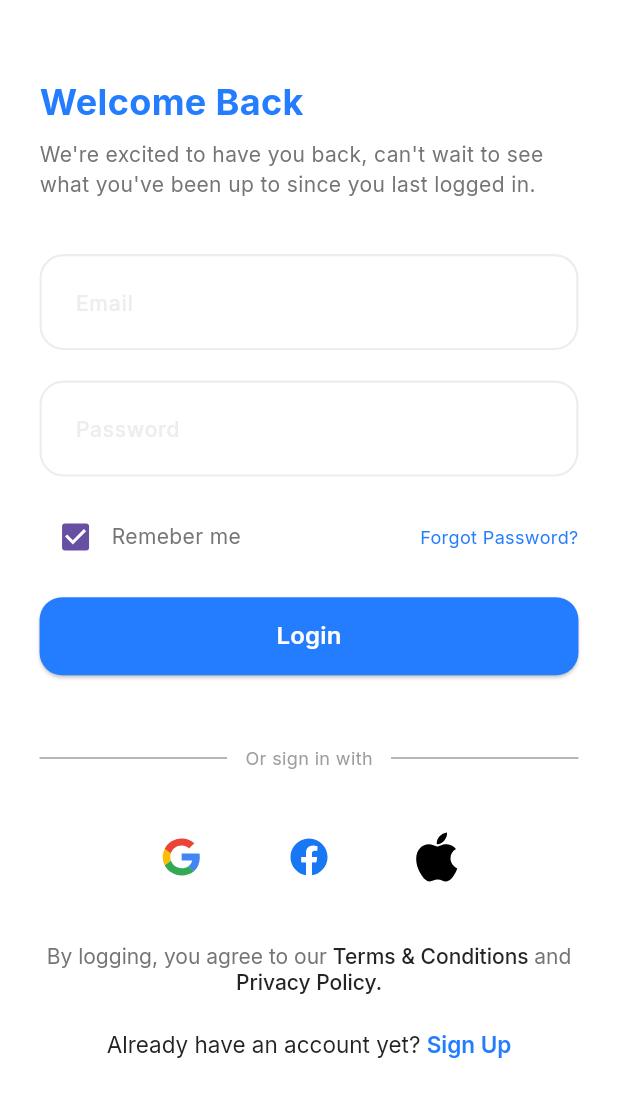
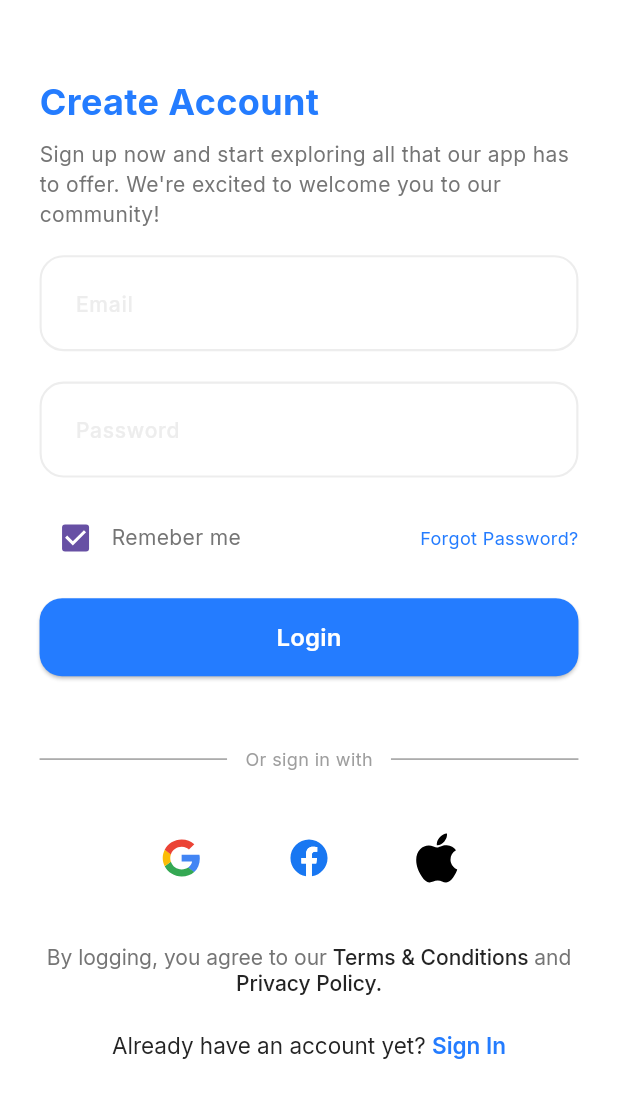
Before and after one commit to yousefali55/DocDocApp, a Flutter app: the LoginScreen screen opened by its route, after a tap on an icon or button, on a phone screen of 412 x 824 dp. Shown: the top 1098 px of the screen. Run offline on Flutter 3.47's test engine with Material 3 defaults, Android fonts, the phone set to English and light mode, and no system bars; our stand-ins replace flutter_screenutil, flutter_svg, google_fonts.

Commit message:
finish Sign in and sign up UI

```diff
--- a/lib/core/Routing/app_router.dart
+++ b/lib/core/Routing/app_router.dart
@@ -1,4 +1,4 @@
-import 'package:docdoc/core/Screens/login_screen.dart';
+import 'package:docdoc/core/Screens/singin.dart';
 import 'package:docdoc/core/Screens/onboarding_screen.dart';
 import 'package:docdoc/core/Routing/routes.dart';
 import 'package:flutter/material.dart';
--- /dev/null
+++ b/lib/core/Screens/signup.dart
@@ -0,0 +1,79 @@
+import 'package:docdoc/core/constants/text_styles.dart';
+import 'package:docdoc/core/widgets/form_login.dart';
+import 'package:flutter/material.dart';
+import 'package:flutter_screenutil/flutter_screenutil.dart';
+
+class SignUpScreen extends StatelessWidget {
+  const SignUpScreen({super.key});
+
+  @override
+  Widget build(BuildContext context) {
+    return SafeArea(
+      child: Scaffold(
+        body: Padding(
+          padding: EdgeInsets.symmetric(horizontal: 24.w),
+          child: SingleChildScrollView(
+            child: Column(
+              crossAxisAlignment: CrossAxisAlignment.start,
+              children: [
+                SizedBox(
+                  height: 50.h,
+                ),
+                Text(
+                  'Create Account',
+                  style: TextStyles.InterW700Size24Blue,
+                ),
+                SizedBox(
+                  height: 8.h,
+                ),
+                Text(
+                  "Sign up now and start exploring all that our app has to offer. We're excited to welcome you to our community!",
+                  style: TextStyles.InterW400Size14Grey,
+                ),
+                SizedBox(
+                  height: 17.h,
+                ),
+                LoginForm(
+                  signinOrUp: 'Sign In',
+                  onTap: () {
+                    Navigator.pop(context);
+                  },
+                ),
+              ],
+            ),
+          ),
+        ),
+      ),
+    );
+  }
+}
+
+//                 Row(
+//                   mainAxisAlignment: MainAxisAlignment.start,
+//                   children: [
+//                     Text(
+//                       'Welcome Back',
+//                       style: TextStyles.InterW700Size24Blue,
+//                     ),
+//                   ],
+//                 ),
+//                 SizedBox(
+//                   height: 8.h,
+//                 ),
+//                 Text(
+//                   "We're excited to have you back, can't wait to see what you've been up to since you last logged in.",
+//                   style: TextStyles.InterW400Size14Grey,
+//                 ),
+//                 SizedBox(
+//                   height: 36.h,
+//                 ),
+//                 LoginForm(),
+//               ],
+//             ),
+//           ),
+//         ),
+//       ),
+//     );
+//   }
+// }
+// //
--- a/lib/core/Screens/login_screen.dart
+++ b/lib/core/Screens/singin.dart
@@ -1,3 +1,4 @@
+import 'package:docdoc/core/Screens/signup.dart';
 import 'package:docdoc/core/constants/text_styles.dart';
 import 'package:docdoc/core/widgets/form_login.dart';
 import 'package:flutter/material.dart';
@@ -37,7 +38,15 @@ class LoginScreen extends StatelessWidget {
                 SizedBox(
                   height: 36.h,
                 ),
-                LoginForm(),
+                LoginForm(
+                  signinOrUp: 'Sign Up',
+                  onTap: (){
+                    Navigator.push(
+                      context,
+                      MaterialPageRoute(
+                        builder: (_) => const SignUpScreen()));
+                  }
+                ),
               ],
             ),
           ),
--- a/lib/core/widgets/form_login.dart
+++ b/lib/core/widgets/form_login.dart
@@ -1,3 +1,4 @@
+import 'package:docdoc/core/Screens/signup.dart';
 import 'package:docdoc/core/constants/text_styles.dart';
 import 'package:docdoc/core/widgets/auth_logos_row.dart';
 import 'package:docdoc/core/widgets/or_sign_with.dart';
@@ -8,7 +9,9 @@ import 'package:flutter/material.dart';
 import 'package:flutter_screenutil/flutter_screenutil.dart';
 
 class LoginForm extends StatelessWidget {
-  const LoginForm({super.key});
+  final String signinOrUp;
+  final void Function() onTap;
+  const LoginForm({super.key, required this.signinOrUp, required this.onTap});
 
   @override
   Widget build(BuildContext context) {
@@ -56,8 +59,12 @@ class LoginForm extends StatelessWidget {
             height: 32.h,
           ),
           AuthLogosRow(),
-        TextsUnderSigninSignUp(),
+          TextsUnderSigninSignUp(
+            signinOrUp: signinOrUp,
+            onTap: onTap,
+          ),
         ],
-            ));
+      ),
+    );
   }
 }
--- a/lib/core/widgets/text_and_button_onBoarding.dart
+++ b/lib/core/widgets/text_and_button_onBoarding.dart
@@ -1,4 +1,4 @@
-import 'package:docdoc/core/Screens/login_screen.dart';
+import 'package:docdoc/core/Screens/singin.dart';
 import 'package:docdoc/core/constants/text_styles.dart';
 import 'package:docdoc/core/widgets/repeated_button.dart';
 import 'package:flutter/material.dart';
--- a/lib/core/widgets/texts_under_signin_signup.dart
+++ b/lib/core/widgets/texts_under_signin_signup.dart
@@ -5,7 +5,9 @@ import 'package:flutter_screenutil/flutter_screenutil.dart';
 import 'package:google_fonts/google_fonts.dart';
 
 class TextsUnderSigninSignUp extends StatelessWidget {
-  const TextsUnderSigninSignUp({Key? key}) : super(key: key);
+  final void Function() onTap;
+  final String signinOrUp;
+  const TextsUnderSigninSignUp({ required this.onTap, required this.signinOrUp});
 
   @override
   Widget build(BuildContext context) {
@@ -41,7 +43,7 @@ class TextsUnderSigninSignUp extends StatelessWidget {
           height: 24.h,
         ),
         GestureDetector(
-          onTap: () {},
+          onTap: onTap,
           child: RichText(
             text: TextSpan(
               children: [
@@ -54,7 +56,7 @@ class TextsUnderSigninSignUp extends StatelessWidget {
                   ),
                 ),
                 TextSpan(
-                  text: 'Sign Up',
+                  text: signinOrUp,
                   style: GoogleFonts.inter(
                     fontSize: 15,
                     fontWeight: FontWeight.w600,
```
Lines whose indentation alone changed are shown as unchanged.
